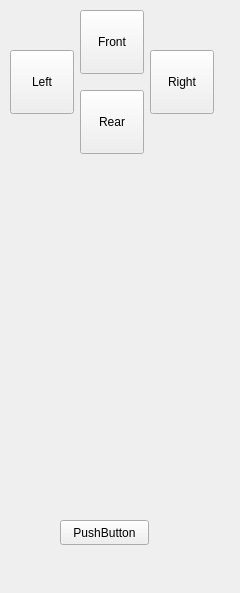
free6d1823/NavmCal, file control2.ui: the form before one commit.
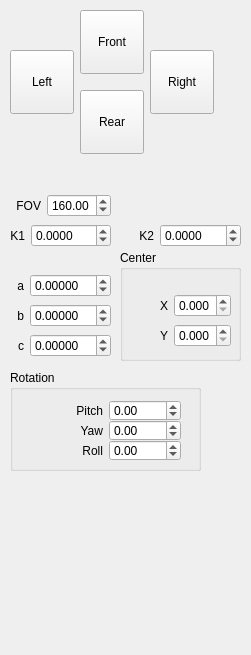
The form after the commit. Icons and pictures are not drawn.

Diff of the .ui file:
```diff
--- a/control2.ui
+++ b/control2.ui
@@ -6,8 +6,8 @@
    <rect>
     <x>0</x>
     <y>0</y>
-    <width>240</width>
-    <height>593</height>
+    <width>251</width>
+    <height>655</height>
    </rect>
   </property>
   <property name="sizePolicy">
@@ -135,18 +135,476 @@
     <bool>true</bool>
    </property>
   </widget>
-  <widget class="QPushButton" name="pushButton">
+  <widget class="QWidget" name="horizontalLayoutWidget">
    <property name="geometry">
     <rect>
-     <x>60</x>
-     <y>520</y>
-     <width>89</width>
-     <height>25</height>
+     <x>10</x>
+     <y>190</y>
+     <width>101</width>
+     <height>31</height>
     </rect>
    </property>
-   <property name="text">
-    <string>PushButton</string>
+   <layout class="QHBoxLayout" name="horizontalLayout">
+    <item>
+     <widget class="QLabel" name="label">
+      <property name="text">
+       <string>FOV</string>
+      </property>
+      <property name="alignment">
+       <set>Qt::AlignRight|Qt::AlignTrailing|Qt::AlignVCenter</set>
+      </property>
+     </widget>
+    </item>
+    <item>
+     <widget class="QDoubleSpinBox" name="spinFov">
+      <property name="minimum">
+       <double>120.000000000000000</double>
+      </property>
+      <property name="maximum">
+       <double>180.000000000000000</double>
+      </property>
+      <property name="value">
+       <double>160.000000000000000</double>
+      </property>
+     </widget>
+    </item>
+   </layout>
+  </widget>
+  <widget class="QWidget" name="horizontalLayoutWidget_2">
+   <property name="geometry">
+    <rect>
+     <x>10</x>
+     <y>220</y>
+     <width>101</width>
+     <height>31</height>
+    </rect>
    </property>
+   <layout class="QHBoxLayout" name="horizontalLayout_2">
+    <item>
+     <widget class="QLabel" name="label_2">
+      <property name="text">
+       <string>K1</string>
+      </property>
+      <property name="alignment">
+       <set>Qt::AlignRight|Qt::AlignTrailing|Qt::AlignVCenter</set>
+      </property>
+     </widget>
+    </item>
+    <item>
+     <widget class="QDoubleSpinBox" name="spinK1">
+      <property name="decimals">
+       <number>4</number>
+      </property>
+      <property name="minimum">
+       <double>-100.000000000000000</double>
+      </property>
+      <property name="maximum">
+       <double>100.000000000000000</double>
+      </property>
+      <property name="singleStep">
+       <double>0.010000000000000</double>
+      </property>
+      <property name="value">
+       <double>0.000000000000000</double>
+      </property>
+     </widget>
+    </item>
+   </layout>
+  </widget>
+  <widget class="QWidget" name="horizontalLayoutWidget_3">
+   <property name="geometry">
+    <rect>
+     <x>120</x>
+     <y>220</y>
+     <width>121</width>
+     <height>31</height>
+    </rect>
+   </property>
+   <layout class="QHBoxLayout" name="horizontalLayout_3">
+    <item>
+     <widget class="QLabel" name="label_3">
+      <property name="text">
+       <string>K2</string>
+      </property>
+      <property name="alignment">
+       <set>Qt::AlignRight|Qt::AlignTrailing|Qt::AlignVCenter</set>
+      </property>
+     </widget>
+    </item>
+    <item>
+     <widget class="QDoubleSpinBox" name="spinK2">
+      <property name="decimals">
+       <number>4</number>
+      </property>
+      <property name="minimum">
+       <double>-100.000000000000000</double>
+      </property>
+      <property name="maximum">
+       <double>100.000000000000000</double>
+      </property>
+      <property name="singleStep">
+       <double>0.010000000000000</double>
+      </property>
+      <property name="value">
+       <double>0.000000000000000</double>
+      </property>
+     </widget>
+    </item>
+   </layout>
+  </widget>
+  <widget class="QWidget" name="horizontalLayoutWidget_4">
+   <property name="geometry">
+    <rect>
+     <x>10</x>
+     <y>270</y>
+     <width>101</width>
+     <height>31</height>
+    </rect>
+   </property>
+   <layout class="QHBoxLayout" name="horizontalLayout_4">
+    <item>
+     <widget class="QLabel" name="label_4">
+      <property name="text">
+       <string>a</string>
+      </property>
+      <property name="alignment">
+       <set>Qt::AlignRight|Qt::AlignTrailing|Qt::AlignVCenter</set>
+      </property>
+     </widget>
+    </item>
+    <item>
+     <widget class="QDoubleSpinBox" name="spina">
+      <property name="decimals">
+       <number>5</number>
+      </property>
+      <property name="minimum">
+       <double>-10.000000000000000</double>
+      </property>
+      <property name="maximum">
+       <double>10.000000000000000</double>
+      </property>
+      <property name="singleStep">
+       <double>0.010000000000000</double>
+      </property>
+      <property name="value">
+       <double>0.000000000000000</double>
+      </property>
+     </widget>
+    </item>
+   </layout>
+  </widget>
+  <widget class="QWidget" name="horizontalLayoutWidget_5">
+   <property name="geometry">
+    <rect>
+     <x>10</x>
+     <y>300</y>
+     <width>101</width>
+     <height>31</height>
+    </rect>
+   </property>
+   <layout class="QHBoxLayout" name="horizontalLayout_5">
+    <item>
+     <widget class="QLabel" name="label_5">
+      <property name="text">
+       <string>b</string>
+      </property>
+      <property name="alignment">
+       <set>Qt::AlignRight|Qt::AlignTrailing|Qt::AlignVCenter</set>
+      </property>
+     </widget>
+    </item>
+    <item>
+     <widget class="QDoubleSpinBox" name="spinb">
+      <property name="decimals">
+       <number>5</number>
+      </property>
+      <property name="minimum">
+       <double>-10.000000000000000</double>
+      </property>
+      <property name="maximum">
+       <double>10.000000000000000</double>
+      </property>
+      <property name="singleStep">
+       <double>0.010000000000000</double>
+      </property>
+      <property name="value">
+       <double>0.000000000000000</double>
+      </property>
+     </widget>
+    </item>
+   </layout>
+  </widget>
+  <widget class="QWidget" name="horizontalLayoutWidget_6">
+   <property name="geometry">
+    <rect>
+     <x>10</x>
+     <y>330</y>
+     <width>101</width>
+     <height>31</height>
+    </rect>
+   </property>
+   <layout class="QHBoxLayout" name="horizontalLayout_6">
+    <item>
+     <widget class="QLabel" name="label_6">
+      <property name="text">
+       <string>c</string>
+      </property>
+      <property name="alignment">
+       <set>Qt::AlignRight|Qt::AlignTrailing|Qt::AlignVCenter</set>
+      </property>
+     </widget>
+    </item>
+    <item>
+     <widget class="QDoubleSpinBox" name="spinc">
+      <property name="decimals">
+       <number>5</number>
+      </property>
+      <property name="minimum">
+       <double>-10.000000000000000</double>
+      </property>
+      <property name="maximum">
+       <double>10.000000000000000</double>
+      </property>
+      <property name="singleStep">
+       <double>0.010000000000000</double>
+      </property>
+      <property name="value">
+       <double>0.000000000000000</double>
+      </property>
+     </widget>
+    </item>
+   </layout>
+  </widget>
+  <widget class="QGroupBox" name="groupBox">
+   <property name="geometry">
+    <rect>
+     <x>120</x>
+     <y>250</y>
+     <width>121</width>
+     <height>111</height>
+    </rect>
+   </property>
+   <property name="title">
+    <string>Center</string>
+   </property>
+   <widget class="QWidget" name="horizontalLayoutWidget_7">
+    <property name="geometry">
+     <rect>
+      <x>10</x>
+      <y>40</y>
+      <width>101</width>
+      <height>31</height>
+     </rect>
+    </property>
+    <layout class="QHBoxLayout" name="horizontalLayout_7">
+     <item>
+      <widget class="QLabel" name="label_7">
+       <property name="text">
+        <string>X</string>
+       </property>
+       <property name="alignment">
+        <set>Qt::AlignRight|Qt::AlignTrailing|Qt::AlignVCenter</set>
+       </property>
+      </widget>
+     </item>
+     <item>
+      <widget class="QDoubleSpinBox" name="spinCenterX">
+       <property name="decimals">
+        <number>3</number>
+       </property>
+       <property name="minimum">
+        <double>0.000000000000000</double>
+       </property>
+       <property name="maximum">
+        <double>1.000000000000000</double>
+       </property>
+       <property name="singleStep">
+        <double>0.010000000000000</double>
+       </property>
+       <property name="value">
+        <double>0.000000000000000</double>
+       </property>
+      </widget>
+     </item>
+    </layout>
+   </widget>
+   <widget class="QWidget" name="horizontalLayoutWidget_8">
+    <property name="geometry">
+     <rect>
+      <x>10</x>
+      <y>70</y>
+      <width>101</width>
+      <height>31</height>
+     </rect>
+    </property>
+    <layout class="QHBoxLayout" name="horizontalLayout_8">
+     <item>
+      <widget class="QLabel" name="label_8">
+       <property name="text">
+        <string>Y</string>
+       </property>
+       <property name="alignment">
+        <set>Qt::AlignRight|Qt::AlignTrailing|Qt::AlignVCenter</set>
+       </property>
+      </widget>
+     </item>
+     <item>
+      <widget class="QDoubleSpinBox" name="spinCenterY">
+       <property name="decimals">
+        <number>3</number>
+       </property>
+       <property name="minimum">
+        <double>0.000000000000000</double>
+       </property>
+       <property name="maximum">
+        <double>1.000000000000000</double>
+       </property>
+       <property name="singleStep">
+        <double>0.010000000000000</double>
+       </property>
+       <property name="value">
+        <double>0.000000000000000</double>
+       </property>
+      </widget>
+     </item>
+    </layout>
+   </widget>
+  </widget>
+  <widget class="QGroupBox" name="Rotation">
+   <property name="geometry">
+    <rect>
+     <x>10</x>
+     <y>370</y>
+     <width>191</width>
+     <height>101</height>
+    </rect>
+   </property>
+   <property name="title">
+    <string>Rotation</string>
+   </property>
+   <widget class="QWidget" name="horizontalLayoutWidget_11">
+    <property name="geometry">
+     <rect>
+      <x>20</x>
+      <y>30</y>
+      <width>151</width>
+      <height>21</height>
+     </rect>
+    </property>
+    <layout class="QHBoxLayout" name="horizontalLayout_11">
+     <item>
+      <widget class="QLabel" name="label_11">
+       <property name="text">
+        <string>Pitch</string>
+       </property>
+       <property name="alignment">
+        <set>Qt::AlignRight|Qt::AlignTrailing|Qt::AlignVCenter</set>
+       </property>
+      </widget>
+     </item>
+     <item>
+      <widget class="QDoubleSpinBox" name="spinPitch">
+       <property name="decimals">
+        <number>2</number>
+       </property>
+       <property name="minimum">
+        <double>-90.000000000000000</double>
+       </property>
+       <property name="maximum">
+        <double>90.000000000000000</double>
+       </property>
+       <property name="singleStep">
+        <double>1.000000000000000</double>
+       </property>
+       <property name="value">
+        <double>0.000000000000000</double>
+       </property>
+      </widget>
+     </item>
+    </layout>
+   </widget>
+   <widget class="QWidget" name="horizontalLayoutWidget_12">
+    <property name="geometry">
+     <rect>
+      <x>20</x>
+      <y>50</y>
+      <width>151</width>
+      <height>21</height>
+     </rect>
+    </property>
+    <layout class="QHBoxLayout" name="horizontalLayout_12">
+     <item>
+      <widget class="QLabel" name="label_12">
+       <property name="text">
+        <string>Yaw</string>
+       </property>
+       <property name="alignment">
+        <set>Qt::AlignRight|Qt::AlignTrailing|Qt::AlignVCenter</set>
+       </property>
+      </widget>
+     </item>
+     <item>
+      <widget class="QDoubleSpinBox" name="spinYaw">
+       <property name="decimals">
+        <number>2</number>
+       </property>
+       <property name="minimum">
+        <double>-90.000000000000000</double>
+       </property>
+       <property name="maximum">
+        <double>90.000000000000000</double>
+       </property>
+       <property name="singleStep">
+        <double>1.000000000000000</double>
+       </property>
+       <property name="value">
+        <double>0.000000000000000</double>
+       </property>
+      </widget>
+     </item>
+    </layout>
+   </widget>
+   <widget class="QWidget" name="horizontalLayoutWidget_13">
+    <property name="geometry">
+     <rect>
+      <x>20</x>
+      <y>70</y>
+      <width>151</width>
+      <height>21</height>
+     </rect>
+    </property>
+    <layout class="QHBoxLayout" name="horizontalLayout_13">
+     <item>
+      <widget class="QLabel" name="label_13">
+       <property name="text">
+        <string>Roll</string>
+       </property>
+       <property name="alignment">
+        <set>Qt::AlignRight|Qt::AlignTrailing|Qt::AlignVCenter</set>
+       </property>
+      </widget>
+     </item>
+     <item>
+      <widget class="QDoubleSpinBox" name="spinRoll">
+       <property name="decimals">
+        <number>2</number>
+       </property>
+       <property name="minimum">
+        <double>-90.000000000000000</double>
+       </property>
+       <property name="maximum">
+        <double>90.000000000000000</double>
+       </property>
+       <property name="singleStep">
+        <double>1.000000000000000</double>
+       </property>
+       <property name="value">
+        <double>0.000000000000000</double>
+       </property>
+      </widget>
+     </item>
+    </layout>
+   </widget>
   </widget>
  </widget>
  <resources>
```
